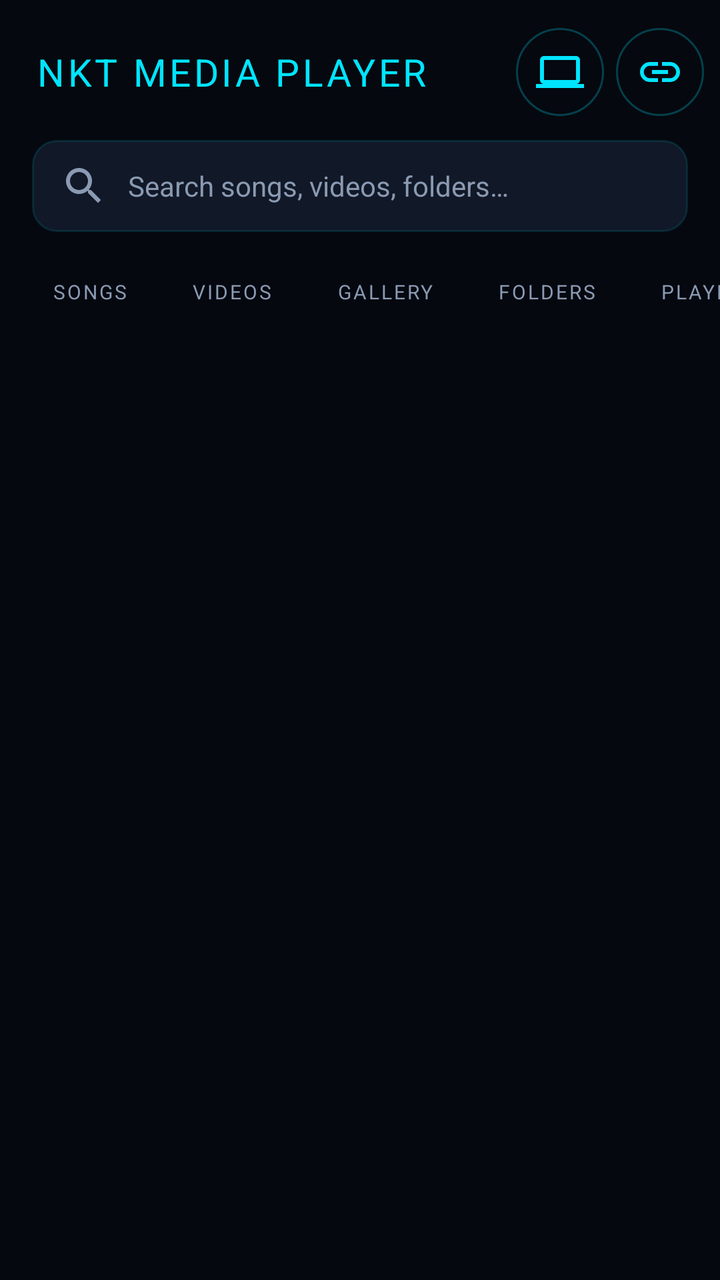
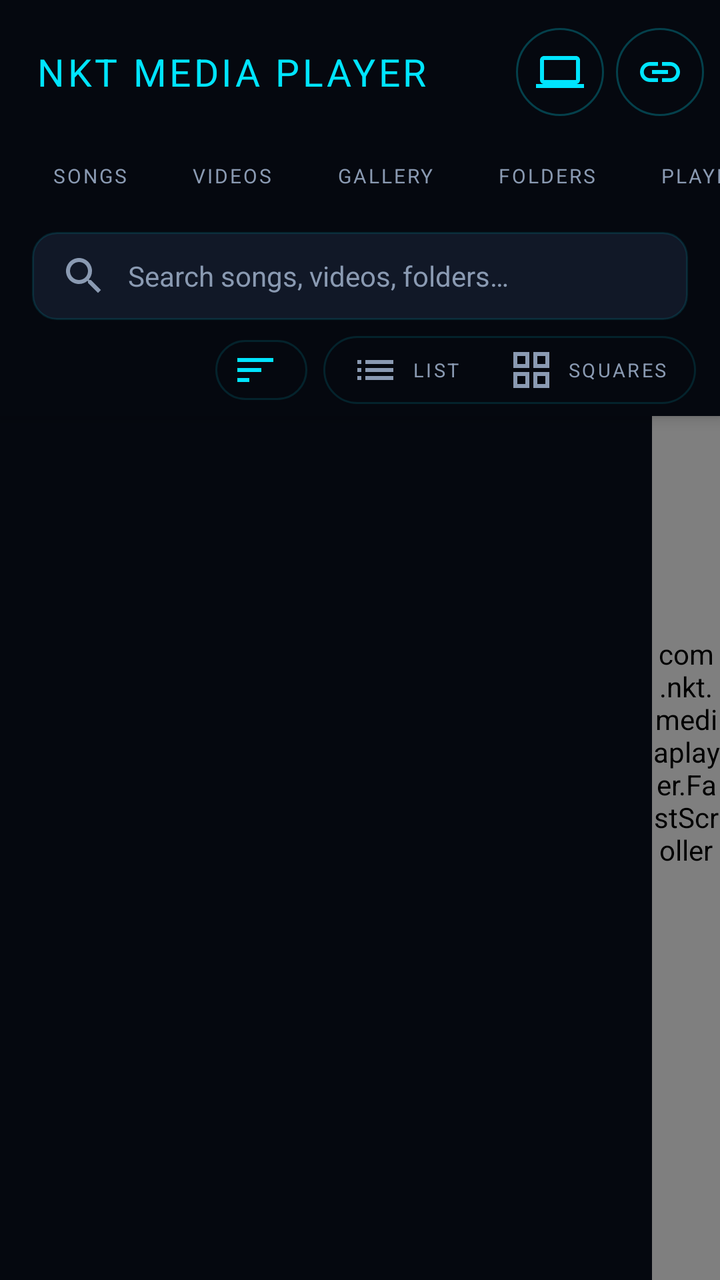

Screens rendered from an Android XML layout before and after an edit, with the pre-edit source and the edit as a unified diff.
<!-- AndroidManifest.xml: application theme Theme.NKT -->
<!-- res/layout/activity_main.xml -->
<?xml version="1.0" encoding="utf-8"?>
<LinearLayout xmlns:android="http://schemas.android.com/apk/res/android"
    android:id="@+id/root"
    android:layout_width="match_parent"
    android:layout_height="match_parent"
    android:background="@color/bg"
    android:orientation="vertical">

    
    <LinearLayout
        android:layout_width="match_parent"
        android:layout_height="wrap_content"
        android:gravity="center_vertical"
        android:orientation="horizontal"
        android:paddingStart="18dp"
        android:paddingTop="14dp"
        android:paddingEnd="8dp"
        android:paddingBottom="6dp">

        <TextView
            android:id="@+id/header_title"
            android:layout_width="0dp"
            android:layout_height="wrap_content"
            android:layout_weight="1"
            android:letterSpacing="0.08"
            android:maxLines="1"
            android:text="@string/header"
            android:textColor="@color/accent"
            android:textSize="19sp" />

        <ImageButton
            android:id="@+id/btn_share_pc"
            android:layout_width="44dp"
            android:layout_height="44dp"
            android:layout_marginEnd="6dp"
            android:background="@drawable/bg_round_btn"
            android:contentDescription="@string/nkt_share"
            android:src="@drawable/ic_pc"
            android:tint="@color/accent" />

        <ImageButton
            android:id="@+id/btn_link"
            android:layout_width="44dp"
            android:layout_height="44dp"
            android:background="@drawable/bg_round_btn"
            android:contentDescription="@string/cd_link"
            android:src="@drawable/ic_link"
            android:tint="@color/accent" />
    </LinearLayout>

    
    <EditText
        android:id="@+id/search"
        android:layout_width="match_parent"
        android:layout_height="46dp"
        android:layout_marginStart="16dp"
        android:layout_marginTop="6dp"
        android:layout_marginEnd="16dp"
        android:background="@drawable/bg_card"
        android:drawableStart="@drawable/ic_search"
        android:drawablePadding="10dp"
        android:drawableTint="@color/muted"
        android:hint="@string/search_hint"
        android:imeOptions="actionSearch"
        android:importantForAutofill="no"
        android:inputType="text"
        android:paddingStart="14dp"
        android:paddingEnd="14dp"
        android:textColor="@color/text"
        android:textColorHint="@color/muted"
        android:textSize="14sp" />

    
    <HorizontalScrollView
        android:layout_width="match_parent"
        android:layout_height="wrap_content"
        android:scrollbars="none">

        <LinearLayout
            android:layout_width="wrap_content"
            android:layout_height="wrap_content"
            android:orientation="horizontal"
            android:paddingStart="12dp"
            android:paddingTop="12dp"
            android:paddingEnd="12dp"
            android:paddingBottom="8dp">

            <TextView android:id="@+id/tab_songs" style="@style/NKTTab" android:text="@string/tab_songs" />
            <TextView android:id="@+id/tab_videos" style="@style/NKTTab" android:text="@string/tab_videos" />
            <TextView android:id="@+id/tab_gallery" style="@style/NKTTab" android:text="@string/tab_gallery" />
            <TextView android:id="@+id/tab_folders" style="@style/NKTTab" android:text="@string/tab_folders" />
            <TextView android:id="@+id/tab_playlists" style="@style/NKTTab" android:text="@string/tab_playlists" />
        </LinearLayout>
    </HorizontalScrollView>

    
    <LinearLayout
        android:id="@+id/songs_bar"
        android:layout_width="match_parent"
        android:layout_height="wrap_content"
        android:gravity="center_vertical"
        android:orientation="horizontal"
        android:paddingStart="16dp"
        android:paddingEnd="16dp"
        android:paddingBottom="8dp"
        android:visibility="gone">

        <TextView
            android:id="@+id/songs_hint"
            android:layout_width="0dp"
            android:layout_height="wrap_content"
            android:layout_weight="1"
            android:textColor="@color/muted"
            android:textSize="12sp" />

        <LinearLayout
            android:layout_width="wrap_content"
            android:layout_height="wrap_content"
            android:background="@drawable/bg_segment_box"
            android:orientation="horizontal"
            android:padding="2dp">

            <TextView android:id="@+id/view_list" style="@style/NKTSegment" android:drawableStart="@drawable/ic_list" android:text="@string/view_list" />
            <TextView android:id="@+id/view_squares" style="@style/NKTSegment" android:drawableStart="@drawable/ic_grid" android:text="@string/view_squares" />
        </LinearLayout>
    </LinearLayout>

    
    <LinearLayout
        android:id="@+id/gallery_bar"
        android:layout_width="match_parent"
        android:layout_height="wrap_content"
        android:orientation="vertical"
        android:visibility="gone">

        <androidx.recyclerview.widget.RecyclerView
            android:id="@+id/albums"
            android:layout_width="match_parent"
            android:layout_height="wrap_content"
            android:clipToPadding="false"
            android:paddingStart="16dp"
            android:paddingEnd="6dp" />

        <LinearLayout
            android:layout_width="match_parent"
            android:layout_height="wrap_content"
            android:gravity="center_vertical"
            android:orientation="horizontal"
            android:paddingStart="12dp"
            android:paddingTop="8dp"
            android:paddingEnd="16dp"
            android:paddingBottom="4dp">

            <TextView android:id="@+id/seg_all" style="@style/NKTSegment" android:text="@string/seg_all" />
            <TextView android:id="@+id/seg_photos" style="@style/NKTSegment" android:text="@string/seg_photos" />
            <TextView android:id="@+id/seg_videos" style="@style/NKTSegment" android:text="@string/seg_videos" />

            <TextView
                android:id="@+id/grid_size"
                android:layout_width="0dp"
                android:layout_height="wrap_content"
                android:layout_weight="1"
                android:gravity="end"
                android:textColor="@color/muted"
                android:textSize="11sp" />
        </LinearLayout>
    </LinearLayout>

    
    <FrameLayout
        android:layout_width="match_parent"
        android:layout_height="0dp"
        android:layout_weight="1">

        <androidx.recyclerview.widget.RecyclerView
            android:id="@+id/list"
            android:layout_width="match_parent"
            android:layout_height="match_parent"
            android:clipToPadding="false"
            android:paddingStart="12dp"
            android:paddingEnd="12dp"
            android:paddingBottom="12dp" />

        <TextView
            android:id="@+id/empty"
            android:layout_width="match_parent"
            android:layout_height="wrap_content"
            android:layout_gravity="center"
            android:gravity="center"
            android:padding="32dp"
            android:textColor="@color/muted"
            android:textSize="14sp"
            android:visibility="gone" />

        
        <TextView
            android:id="@+id/zoom_pop"
            android:layout_width="wrap_content"
            android:layout_height="wrap_content"
            android:layout_gravity="center_horizontal"
            android:layout_marginTop="40dp"
            android:background="@drawable/bg_indicator"
            android:letterSpacing="0.08"
            android:paddingStart="18dp"
            android:paddingTop="10dp"
            android:paddingEnd="18dp"
            android:paddingBottom="10dp"
            android:textColor="@color/accent"
            android:textSize="12sp"
            android:visibility="gone" />

        <LinearLayout
            android:id="@+id/perm_box"
            android:layout_width="match_parent"
            android:layout_height="match_parent"
            android:background="@color/bg"
            android:gravity="center"
            android:orientation="vertical"
            android:padding="32dp"
            android:visibility="gone">

            <ImageView
                android:layout_width="72dp"
                android:layout_height="72dp"
                android:contentDescription="@null"
                android:src="@drawable/ic_music"
                android:tint="@color/accent" />

            <TextView
                android:layout_width="wrap_content"
                android:layout_height="wrap_content"
                android:layout_marginTop="14dp"
                android:gravity="center"
                android:text="@string/perm_text"
                android:textColor="@color/text"
                android:textSize="15sp" />

            <Button
                android:id="@+id/perm_btn"
                android:layout_width="wrap_content"
                android:layout_height="52dp"
                android:layout_marginTop="24dp"
                android:background="@drawable/bg_pill_btn"
                android:letterSpacing="0.15"
                android:minWidth="200dp"
                android:paddingStart="32dp"
                android:paddingEnd="32dp"
                android:stateListAnimator="@null"
                android:text="@string/perm_button"
                android:textColor="@color/accent"
                android:textSize="13sp" />
        </LinearLayout>
    </FrameLayout>

    
    <LinearLayout
        android:id="@+id/mini"
        android:layout_width="match_parent"
        android:layout_height="68dp"
        android:layout_margin="10dp"
        android:background="@drawable/bg_mini"
        android:clickable="true"
        android:focusable="true"
        android:gravity="center_vertical"
        android:orientation="horizontal"
        android:paddingStart="10dp"
        android:paddingEnd="6dp"
        android:visibility="gone">

        <ImageView
            android:id="@+id/mini_art"
            android:layout_width="48dp"
            android:layout_height="48dp"
            android:background="@drawable/bg_thumb"
            android:contentDescription="@null" />

        <LinearLayout
            android:layout_width="0dp"
            android:layout_height="wrap_content"
            android:layout_marginStart="12dp"
            android:layout_weight="1"
            android:orientation="vertical">

            <TextView
                android:id="@+id/mini_title"
                android:layout_width="match_parent"
                android:layout_height="wrap_content"
                android:ellipsize="end"
                android:maxLines="1"
                android:textColor="@color/text"
                android:textSize="14sp"
                android:textStyle="bold" />

            <TextView
                android:id="@+id/mini_sub"
                android:layout_width="match_parent"
                android:layout_height="wrap_content"
                android:ellipsize="end"
                android:maxLines="1"
                android:textColor="@color/muted"
                android:textSize="12sp" />
        </LinearLayout>

        <ImageButton
            android:id="@+id/mini_play"
            android:layout_width="48dp"
            android:layout_height="48dp"
            android:background="@drawable/bg_round_btn"
            android:contentDescription="@string/cd_play"
            android:src="@drawable/ic_play"
            android:tint="@color/accent" />

        <ImageButton
            android:id="@+id/mini_next"
            android:layout_width="48dp"
            android:layout_height="48dp"
            android:layout_marginStart="4dp"
            android:background="@android:color/transparent"
            android:contentDescription="@string/cd_next"
            android:src="@drawable/ic_next"
            android:tint="@color/accent" />
    </LinearLayout>
</LinearLayout>
<!-- resources referenced by this layout -->
<resources>
  <!-- unchanged entries left out for length: 44 -->
</resources>

<!-- the commit's change to res/layout/activity_main.xml (unified diff, before → after) -->
@@ -49,28 +49,6 @@
     </LinearLayout>
 
     
-    <EditText
-        android:id="@+id/search"
-        android:layout_width="match_parent"
-        android:layout_height="46dp"
-        android:layout_marginStart="16dp"
-        android:layout_marginTop="6dp"
-        android:layout_marginEnd="16dp"
-        android:background="@drawable/bg_card"
-        android:drawableStart="@drawable/ic_search"
-        android:drawablePadding="10dp"
-        android:drawableTint="@color/muted"
-        android:hint="@string/search_hint"
-        android:imeOptions="actionSearch"
-        android:importantForAutofill="no"
-        android:inputType="text"
-        android:paddingStart="14dp"
-        android:paddingEnd="14dp"
-        android:textColor="@color/text"
-        android:textColorHint="@color/muted"
-        android:textSize="14sp" />
-
-    
     <HorizontalScrollView
         android:layout_width="match_parent"
         android:layout_height="wrap_content"
@@ -81,90 +59,18 @@
             android:layout_height="wrap_content"
             android:orientation="horizontal"
             android:paddingStart="12dp"
-            android:paddingTop="12dp"
+            android:paddingTop="6dp"
             android:paddingEnd="12dp"
-            android:paddingBottom="8dp">
+            android:paddingBottom="6dp">
 
             <TextView android:id="@+id/tab_songs" style="@style/NKTTab" android:text="@string/tab_songs" />
             <TextView android:id="@+id/tab_videos" style="@style/NKTTab" android:text="@string/tab_videos" />
             <TextView android:id="@+id/tab_gallery" style="@style/NKTTab" android:text="@string/tab_gallery" />
             <TextView android:id="@+id/tab_folders" style="@style/NKTTab" android:text="@string/tab_folders" />
             <TextView android:id="@+id/tab_playlists" style="@style/NKTTab" android:text="@string/tab_playlists" />
+            <TextView android:id="@+id/tab_settings" style="@style/NKTTab" android:text="@string/tab_settings" />
         </LinearLayout>
     </HorizontalScrollView>
-
-    
-    <LinearLayout
-        android:id="@+id/songs_bar"
-        android:layout_width="match_parent"
-        android:layout_height="wrap_content"
-        android:gravity="center_vertical"
-        android:orientation="horizontal"
-        android:paddingStart="16dp"
-        android:paddingEnd="16dp"
-        android:paddingBottom="8dp"
-        android:visibility="gone">
-
-        <TextView
-            android:id="@+id/songs_hint"
-            android:layout_width="0dp"
-            android:layout_height="wrap_content"
-            android:layout_weight="1"
-            android:textColor="@color/muted"
-            android:textSize="12sp" />
-
-        <LinearLayout
-            android:layout_width="wrap_content"
-            android:layout_height="wrap_content"
-            android:background="@drawable/bg_segment_box"
-            android:orientation="horizontal"
-            android:padding="2dp">
-
-            <TextView android:id="@+id/view_list" style="@style/NKTSegment" android:drawableStart="@drawable/ic_list" android:text="@string/view_list" />
-            <TextView android:id="@+id/view_squares" style="@style/NKTSegment" android:drawableStart="@drawable/ic_grid" android:text="@string/view_squares" />
-        </LinearLayout>
-    </LinearLayout>
-
-    
-    <LinearLayout
-        android:id="@+id/gallery_bar"
-        android:layout_width="match_parent"
-        android:layout_height="wrap_content"
-        android:orientation="vertical"
-        android:visibility="gone">
-
-        <androidx.recyclerview.widget.RecyclerView
-            android:id="@+id/albums"
-            android:layout_width="match_parent"
-            android:layout_height="wrap_content"
-            android:clipToPadding="false"
-            android:paddingStart="16dp"
-            android:paddingEnd="6dp" />
-
-        <LinearLayout
-            android:layout_width="match_parent"
-            android:layout_height="wrap_content"
-            android:gravity="center_vertical"
-            android:orientation="horizontal"
-            android:paddingStart="12dp"
-            android:paddingTop="8dp"
-            android:paddingEnd="16dp"
-            android:paddingBottom="4dp">
-
-            <TextView android:id="@+id/seg_all" style="@style/NKTSegment" android:text="@string/seg_all" />
-            <TextView android:id="@+id/seg_photos" style="@style/NKTSegment" android:text="@string/seg_photos" />
-            <TextView android:id="@+id/seg_videos" style="@style/NKTSegment" android:text="@string/seg_videos" />
-
-            <TextView
-                android:id="@+id/grid_size"
-                android:layout_width="0dp"
-                android:layout_height="wrap_content"
-                android:layout_weight="1"
-                android:gravity="end"
-                android:textColor="@color/muted"
-                android:textSize="11sp" />
-        </LinearLayout>
-    </LinearLayout>
 
     
     <FrameLayout
@@ -179,7 +85,196 @@
             android:clipToPadding="false"
             android:paddingStart="12dp"
             android:paddingEnd="12dp"
-            android:paddingBottom="12dp" />
+            android:paddingBottom="12dp"
+            android:scrollbars="none" />
+
+        
+        <LinearLayout
+            android:id="@+id/collapse"
+            android:layout_width="match_parent"
+            android:layout_height="wrap_content"
+            android:layout_gravity="top"
+            android:background="@color/bg"
+            android:clickable="true"
+            android:elevation="4dp"
+            android:orientation="vertical"
+            android:paddingTop="4dp">
+
+            <EditText
+                android:id="@+id/search"
+                android:layout_width="match_parent"
+                android:layout_height="44dp"
+                android:layout_marginStart="16dp"
+                android:layout_marginEnd="16dp"
+                android:background="@drawable/bg_card"
+                android:drawableStart="@drawable/ic_search"
+                android:drawablePadding="10dp"
+                android:drawableTint="@color/muted"
+                android:hint="@string/search_hint"
+                android:imeOptions="actionSearch"
+                android:importantForAutofill="no"
+                android:inputType="text"
+                android:paddingStart="14dp"
+                android:paddingEnd="14dp"
+                android:textColor="@color/text"
+                android:textColorHint="@color/muted"
+                android:textSize="14sp" />
+
+            
+            <LinearLayout
+                android:id="@+id/tab_bar"
+                android:layout_width="match_parent"
+                android:layout_height="wrap_content"
+                android:gravity="center_vertical"
+                android:orientation="horizontal"
+                android:paddingStart="16dp"
+                android:paddingTop="8dp"
+                android:paddingEnd="12dp"
+                android:paddingBottom="6dp">
+
+                <TextView
+                    android:id="@+id/tab_hint"
+                    android:layout_width="0dp"
+                    android:layout_height="wrap_content"
+                    android:layout_weight="1"
+                    android:ellipsize="end"
+                    android:maxLines="1"
+                    android:textColor="@color/muted"
+                    android:textSize="12sp" />
+
+                <TextView
+                    android:id="@+id/btn_sort"
+                    android:layout_width="wrap_content"
+                    android:layout_height="30dp"
+                    android:layout_marginEnd="8dp"
+                    android:background="@drawable/bg_segment_box"
+                    android:contentDescription="@string/sort"
+                    android:drawableStart="@drawable/ic_sort"
+                    android:drawablePadding="4dp"
+                    android:drawableTint="@color/accent"
+                    android:gravity="center"
+                    android:maxLines="1"
+                    android:paddingStart="8dp"
+                    android:paddingEnd="10dp"
+                    android:textColor="@color/accent"
+                    android:textSize="10sp" />
+
+                <LinearLayout
+                    android:id="@+id/view_switch"
+                    android:layout_width="wrap_content"
+                    android:layout_height="wrap_content"
+                    android:background="@drawable/bg_segment_box"
+                    android:orientation="horizontal"
+                    android:padding="2dp">
+
+                    <TextView android:id="@+id/view_list" style="@style/NKTSegment" android:drawableStart="@drawable/ic_list" android:text="@string/view_list" />
+                    <TextView android:id="@+id/view_grid" style="@style/NKTSegment" android:drawableStart="@drawable/ic_grid" android:text="@string/view_squares" />
+                </LinearLayout>
+            </LinearLayout>
+
+            
+            <LinearLayout
+                android:id="@+id/gallery_bar"
+                android:layout_width="match_parent"
+                android:layout_height="wrap_content"
+                android:orientation="vertical"
+                android:visibility="gone">
+
+                <androidx.recyclerview.widget.RecyclerView
+                    android:id="@+id/albums"
+                    android:layout_width="match_parent"
+                    android:layout_height="wrap_content"
+                    android:clipToPadding="false"
+                    android:paddingStart="16dp"
+                    android:paddingEnd="6dp" />
+
+                <LinearLayout
+                    android:layout_width="match_parent"
+                    android:layout_height="wrap_content"
+                    android:gravity="center_vertical"
+                    android:orientation="horizontal"
+                    android:paddingStart="12dp"
+                    android:paddingTop="8dp"
+                    android:paddingEnd="16dp"
+                    android:paddingBottom="6dp">
+
+                    <TextView android:id="@+id/seg_all" style="@style/NKTSegment" android:text="@string/seg_all" />
+                    <TextView android:id="@+id/seg_photos" style="@style/NKTSegment" android:text="@string/seg_photos" />
+                    <TextView android:id="@+id/seg_videos" style="@style/NKTSegment" android:text="@string/seg_videos" />
+
+                    <TextView
+                        android:id="@+id/grid_size"
+                        android:layout_width="0dp"
+                        android:layout_height="wrap_content"
+                        android:layout_weight="1"
+                        android:gravity="end"
+                        android:textColor="@color/muted"
+                        android:textSize="11sp" />
+                </LinearLayout>
+            </LinearLayout>
+        </LinearLayout>
+
+        
+        <LinearLayout
+            android:id="@+id/select_bar"
+            android:layout_width="match_parent"
+            android:layout_height="56dp"
+            android:layout_gravity="top"
+            android:layout_marginStart="10dp"
+            android:layout_marginTop="4dp"
+            android:layout_marginEnd="10dp"
+            android:background="@drawable/bg_options_bar"
+            android:elevation="8dp"
+            android:gravity="center_vertical"
+            android:orientation="horizontal"
+            android:paddingStart="4dp"
+            android:paddingEnd="4dp"
+            android:visibility="gone">
+
+            <ImageButton android:id="@+id/sel_close" style="@style/NKTBarButton" android:contentDescription="@string/cancel" android:src="@drawable/ic_close" />
+
+            <TextView
+                android:id="@+id/sel_count"
+                android:layout_width="0dp"
+                android:layout_height="wrap_content"
+                android:layout_marginStart="4dp"
+                android:layout_weight="1"
+                android:maxLines="1"
+                android:textColor="@color/text"
+                android:textSize="15sp"
+                android:textStyle="bold" />
+
+            <ImageButton android:id="@+id/sel_all" style="@style/NKTBarButton" android:contentDescription="@string/select_all" android:src="@drawable/ic_select_all" />
+            <ImageButton android:id="@+id/sel_playlist" style="@style/NKTBarButton" android:contentDescription="@string/add_to_playlist" android:src="@drawable/ic_playlist_add" />
+            <ImageButton android:id="@+id/sel_share" style="@style/NKTBarButton" android:contentDescription="@string/share" android:src="@drawable/ic_share" />
+            <ImageButton android:id="@+id/sel_delete" style="@style/NKTBarButton" android:contentDescription="@string/delete" android:src="@drawable/ic_delete" />
+        </LinearLayout>
+
+        
+        <com.nkt.mediaplayer.FastScroller
+            android:id="@+id/fast_scroller"
+            android:layout_width="34dp"
+            android:layout_height="match_parent"
+            android:layout_gravity="end" />
+
+        <TextView
+            android:id="@+id/fs_bubble"
+            android:layout_width="wrap_content"
+            android:layout_height="wrap_content"
+            android:layout_gravity="top|end"
+            android:layout_marginEnd="40dp"
+            android:background="@drawable/bg_indicator"
+            android:maxLines="1"
+            android:minWidth="48dp"
+            android:paddingStart="14dp"
+            android:paddingTop="8dp"
+            android:paddingEnd="14dp"
+            android:paddingBottom="8dp"
+            android:gravity="center"
+            android:textColor="@color/accent"
+            android:textSize="16sp"
+            android:textStyle="bold"
+            android:visibility="gone" />
 
         <TextView
             android:id="@+id/empty"
@@ -198,7 +293,7 @@
             android:layout_width="wrap_content"
             android:layout_height="wrap_content"
             android:layout_gravity="center_horizontal"
-            android:layout_marginTop="40dp"
+            android:layout_marginTop="140dp"
             android:background="@drawable/bg_indicator"
             android:letterSpacing="0.08"
             android:paddingStart="18dp"
@@ -319,5 +414,14 @@
             android:contentDescription="@string/cd_next"
             android:src="@drawable/ic_next"
             android:tint="@color/accent" />
+
+        <ImageButton
+            android:id="@+id/mini_close"
+            android:layout_width="40dp"
+            android:layout_height="48dp"
+            android:background="@android:color/transparent"
+            android:contentDescription="@string/cd_close_player"
+            android:src="@drawable/ic_close"
+            android:tint="@color/muted" />
     </LinearLayout>
 </LinearLayout>
<!-- resource entries referenced after the edit -->
@@ -1,5 +1,67 @@
 <!-- resources referenced by this layout -->
 <resources>
+  <!-- drawable bg_options_bar (drawable) -->
+  <?xml version="1.0" encoding="utf-8"?>
+  <shape xmlns:android="http://schemas.android.com/apk/res/android" android:shape="rectangle">
+      <corners android:radius="16dp" /><solid android:color="@color/card" /><stroke android:width="1dp" android:color="@color/border" />
+  </shape>
+  <!-- drawable ic_close (drawable) -->
+  <?xml version="1.0" encoding="utf-8"?>
+  <vector xmlns:android="http://schemas.android.com/apk/res/android"
+      android:width="24dp" android:height="24dp"
+      android:viewportWidth="24" android:viewportHeight="24">
+      <path android:fillColor="#FFFFFFFF" android:pathData="M19,6.41L17.59,5 12,10.59 6.41,5 5,6.41 10.59,12 5,17.59 6.41,19 12,13.41 17.59,19 19,17.59 13.41,12z" />
+  </vector>
+  <!-- drawable ic_delete (drawable) -->
+  <?xml version="1.0" encoding="utf-8"?>
+  <vector xmlns:android="http://schemas.android.com/apk/res/android"
+      android:width="24dp" android:height="24dp" android:viewportWidth="24" android:viewportHeight="24">
+      <path android:fillColor="#FFFFFFFF"
+          android:pathData="M6,19c0,1.1 0.9,2 2,2h8c1.1,0 2,-0.9 2,-2V7H6v12zM19,4h-3.5l-1,-1h-5l-1,1H5v2h14V4z" />
+  </vector>
+  <!-- drawable ic_playlist_add (drawable) -->
+  <?xml version="1.0" encoding="utf-8"?>
+  <vector xmlns:android="http://schemas.android.com/apk/res/android"
+      android:width="24dp" android:height="24dp"
+      android:viewportWidth="24" android:viewportHeight="24">
+      <path android:fillColor="#FFFFFFFF" android:pathData="M14,10H2v2h12v-2zM14,6H2v2h12V6zM18,14v-4h-2v4h-4v2h4v4h2v-4h4v-2h-4zM2,16h8v-2H2v2z" />
+  </vector>
+  <!-- drawable ic_select_all (drawable) -->
+  <?xml version="1.0" encoding="utf-8"?>
+  <vector xmlns:android="http://schemas.android.com/apk/res/android"
+      android:width="24dp" android:height="24dp" android:viewportWidth="24" android:viewportHeight="24">
+      <path android:fillColor="#FFFFFFFF"
+          android:pathData="M3,5h2V3c-1.1,0 -2,0.9 -2,2zM3,13h2v-2H3v2zM7,21h2v-2H7v2zM3,9h2V7H3v2zM13,3h-2v2h2V3zM19,3v2h2c0,-1.1 -0.9,-2 -2,-2zM5,21v-2H3c0,1.1 0.9,2 2,2zM3,17h2v-2H3v2zM9,3H7v2h2V3zM11,21h2v-2h-2v2zM19,13h2v-2h-2v2zM19,21c1.1,0 2,-0.9 2,-2h-2v2zM19,9h2V7h-2v2zM19,17h2v-2h-2v2zM15,21h2v-2h-2v2zM15,5h2V3h-2v2zM7,17h10V7H7v10zM9,9h6v6H9V9z" />
+  </vector>
+  <!-- drawable ic_share (drawable) -->
+  <?xml version="1.0" encoding="utf-8"?>
+  <vector xmlns:android="http://schemas.android.com/apk/res/android"
+      android:width="24dp" android:height="24dp"
+      android:viewportWidth="24" android:viewportHeight="24">
+      <path android:fillColor="#FFFFFFFF" android:pathData="M18,16.08c-0.76,0 -1.44,0.3 -1.96,0.77L8.91,12.7c0.05,-0.23 0.09,-0.46 0.09,-0.7s-0.04,-0.47 -0.09,-0.7l7.05,-4.11c0.54,0.5 1.25,0.81 2.04,0.81 1.66,0 3,-1.34 3,-3s-1.34,-3 -3,-3 -3,1.34 -3,3c0,0.24 0.04,0.47 0.09,0.7L8.04,9.81C7.5,9.31 6.79,9 6,9c-1.66,0 -3,1.34 -3,3s1.34,3 3,3c0.79,0 1.5,-0.31 2.04,-0.81l7.12,4.16c-0.05,0.21 -0.08,0.43 -0.08,0.65 0,1.61 1.31,2.92 2.92,2.92s2.92,-1.31 2.92,-2.92 -1.31,-2.92 -2.92,-2.92z" />
+  </vector>
+  <!-- drawable ic_sort (drawable) -->
+  <?xml version="1.0" encoding="utf-8"?>
+  <vector xmlns:android="http://schemas.android.com/apk/res/android"
+      android:width="24dp" android:height="24dp" android:viewportWidth="24" android:viewportHeight="24">
+      <path android:fillColor="#FFFFFFFF"
+          android:pathData="M3,18h6v-2H3v2zM3,6v2h18V6H3zM3,13h12v-2H3v2z" />
+  </vector>
+  <string name="add_to_playlist">Add to playlist</string>
+  <string name="cancel">Cancel</string>
+  <string name="cd_close_player">Stop and close the player</string>
+  <string name="delete">Delete</string>
+  <string name="select_all">Select all</string>
+  <string name="share">Share</string>
+  <string name="sort">Sort</string>
+  <string name="tab_settings">SETTINGS</string>
+  <style name="NKTBarButton">
+          <item name="android:layout_width">44dp</item>
+          <item name="android:layout_height">44dp</item>
+          <item name="android:background">?android:attr/selectableItemBackgroundBorderless</item>
+          <item name="android:tint">@color/accent</item>
+          <item name="android:scaleType">center</item>
+      </style>
   <!-- unchanged entries left out for length: 44 -->
 </resources>
 
